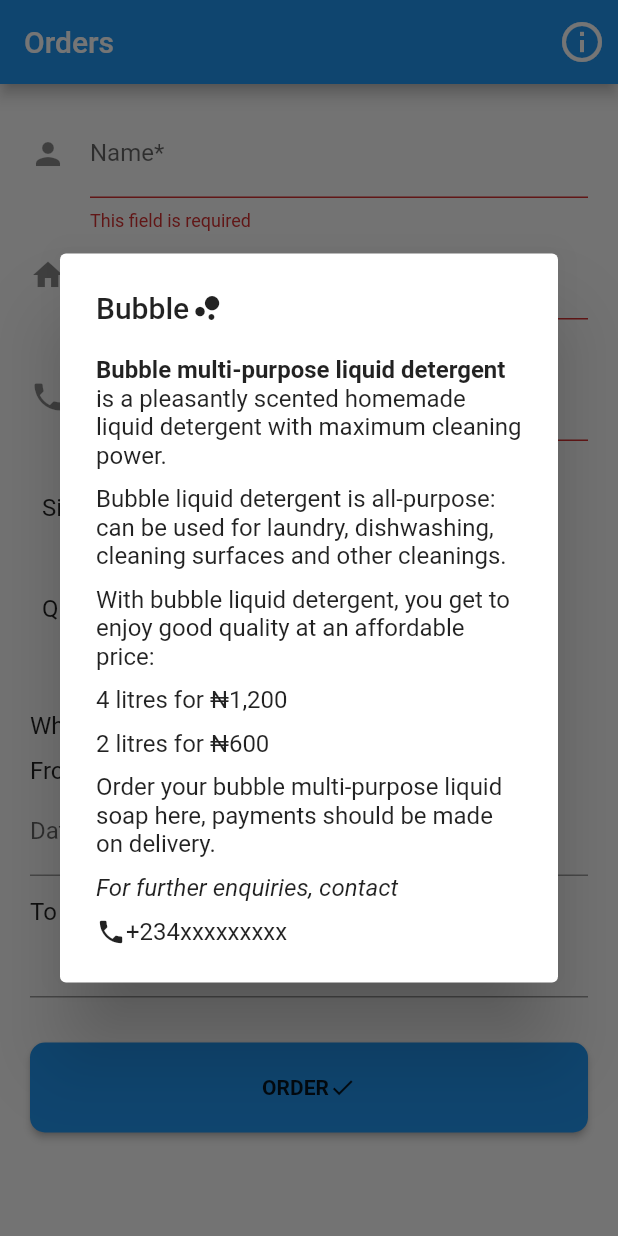
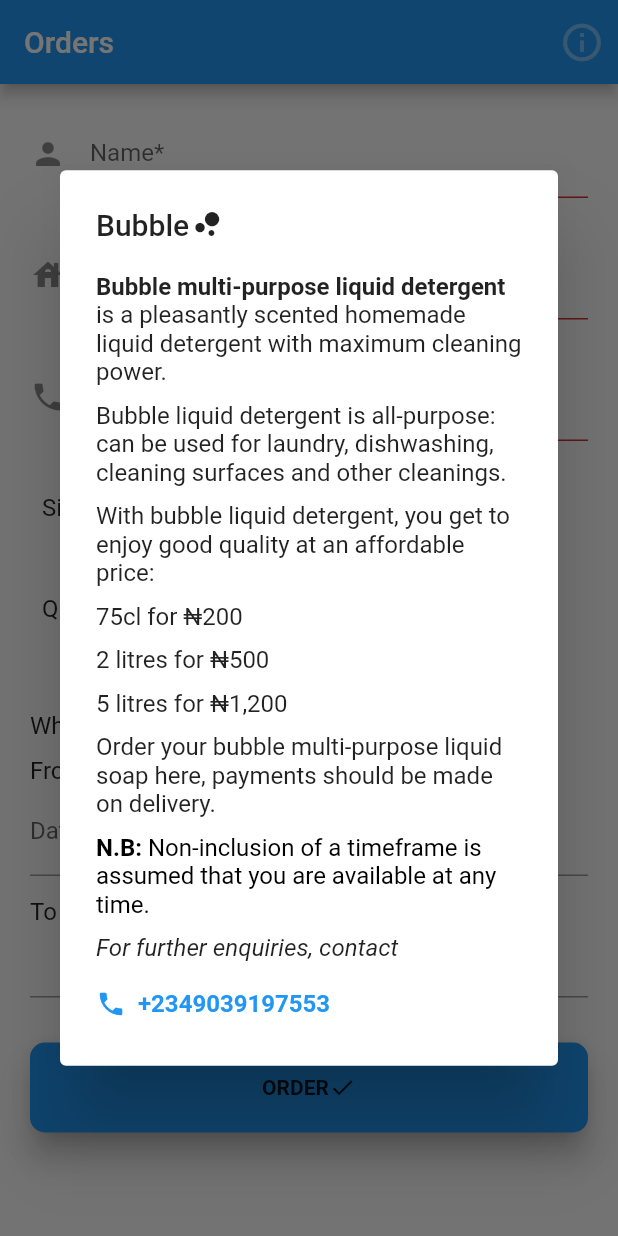
Before and after one commit to donaldamadi/order_app_one, a Flutter app: the screen it shows after launch, after a tap on "ORDER", after a tap on the "info outline" icon, on a phone screen of 412 x 824 dp. Run offline on Flutter 3.47's test engine with Material 2 defaults, Android fonts, the phone set to English and light mode, and no system bars; drawn by our look-alikes of date_time_picker, datetime_picker_formfield; our stand-ins replace cloud_firestore, firebase_core, modal_progress_hud, splashscreen, url_launcher_web; missing offline and left inert: cloud_firestore_web, firebase_core_web; accounts and stored records are empty.

Commit message:
Refactored code

```diff
--- a/lib/about.dart
+++ b/lib/about.dart
@@ -1,15 +1,24 @@
 import 'package:flutter/material.dart';
+import 'package:url_launcher/url_launcher.dart';
 
 Future<void> aboutBubble(BuildContext context) {
+  makeCall() async {
+    const number = 'tel:+2349039197553';
+    if (await canLaunch(number)) {
+      await launch(number);
+    } else {
+      throw 'could not dial $number';
+    }
+  }
+
   return showDialog<void>(
       context: context,
       barrierDismissible: true,
       builder: (BuildContext context) {
         return AlertDialog(
-          title: Row(children: [
-            Text("Bubble"),
-            Icon(Icons.bubble_chart)
-          ],),
+          title: Row(
+            children: [Text("Bubble"), Icon(Icons.bubble_chart)],
+          ),
           content: SingleChildScrollView(
             child: ListBody(
               children: [
@@ -19,24 +28,61 @@ Future<void> aboutBubble(BuildContext context) {
                 ),
                 Text(
                     "is a pleasantly scented homemade liquid detergent with maximum cleaning power."),
-                SizedBox(height: 10,),
-                Text("Bubble liquid detergent is all-purpose: can be used for laundry, dishwashing, cleaning surfaces and other cleanings."),
-                SizedBox(height: 10,),
-                Text("With bubble liquid detergent, you get to enjoy good quality at an affordable price:"),
-                SizedBox(height: 10,),
-                Text("4 litres for ₦1,200"),
-                SizedBox(height: 10,),
-                Text("2 litres for ₦600"),
+                SizedBox(
+                  height: 10,
+                ),
+                Text(
+                    "Bubble liquid detergent is all-purpose: can be used for laundry, dishwashing, cleaning surfaces and other cleanings."),
+                SizedBox(
+                  height: 10,
+                ),
+                Text(
+                    "With bubble liquid detergent, you get to enjoy good quality at an affordable price:"),
+                SizedBox(
+                  height: 10,
+                ),
+                Text("75cl for ₦200"),
+                SizedBox(
+                  height: 10,
+                ),
+                Text("2 litres for ₦500"),
                 SizedBox(height: 10),
-                Text("Order your bubble multi-purpose liquid soap here, payments should be made on delivery."),
+                Text("5 litres for ₦1,200"),
                 SizedBox(height: 10),
-                Text("For further enquiries, contact", style: TextStyle(fontStyle: FontStyle.italic)),
+                Text(
+                    "Order your bubble multi-purpose liquid soap here, payments should be made on delivery."),
                 SizedBox(height: 10),
-                Row(children: [
-                  Icon(Icons.phone, size: 20,),
-                  SelectableText("+234xxxxxxxxx"),
-                ],)
-
+                RichText(text: TextSpan(
+                  style: TextStyle(color: Colors.black, fontSize: 16),
+                  children: [
+                    TextSpan(text: 'N.B: ', style: TextStyle(fontWeight: FontWeight.bold)),
+                    TextSpan(text: 'Non-inclusion of a timeframe is assumed that you are available at any time.')
+                  ]
+                )),
+                SizedBox(height: 10),
+                Text("For further enquiries, contact",
+                    style: TextStyle(fontStyle: FontStyle.italic)),
+                SizedBox(height: 10),
+                Row(
+                  children: [
+                    Icon(
+                      Icons.phone,
+                      size: 20,
+                      color: Colors.blue,
+                    ),
+                    Padding(
+                      padding: EdgeInsets.all(8),
+                      child: GestureDetector(
+                        child: Text(
+                          "+2349039197553",
+                          style: TextStyle(
+                              color: Colors.blue, fontWeight: FontWeight.w600),
+                        ),
+                        onTap: makeCall,
+                      ),
+                    ),
+                  ],
+                )
               ],
             ),
           ),
--- a/lib/generated_plugin_registrant.dart
+++ b/lib/generated_plugin_registrant.dart
@@ -7,12 +7,14 @@ import 'dart:ui';
 
 import 'package:cloud_firestore_web/cloud_firestore_web.dart';
 import 'package:firebase_core_web/firebase_core_web.dart';
+import 'package:url_launcher_web/url_launcher_web.dart';
 
 import 'package:flutter_web_plugins/flutter_web_plugins.dart';
 
 // ignore: public_member_api_docs
 void registerPlugins(PluginRegistry registry) {
-  FirestoreWeb.registerWith(registry.registrarFor(FirestoreWeb));
+  FirebaseFirestoreWeb.registerWith(registry.registrarFor(FirebaseFirestoreWeb));
   FirebaseCoreWeb.registerWith(registry.registrarFor(FirebaseCoreWeb));
+  UrlLauncherPlugin.registerWith(registry.registrarFor(UrlLauncherPlugin));
   registry.registerMessageHandler();
 }
--- a/lib/main.dart
+++ b/lib/main.dart
@@ -1,8 +1,12 @@
 import 'package:flutter/material.dart';
 import 'package:project_one/ui/info_page.dart';
 import 'package:splashscreen/splashscreen.dart';
+import 'package:firebase_core/firebase_core.dart';
 
-void main() => runApp(MaterialApp(
+void main() async{
+  WidgetsFlutterBinding.ensureInitialized();
+  await Firebase.initializeApp();
+  runApp(MaterialApp(
   debugShowCheckedModeBanner: false,
   home: App(),
   routes: <String, WidgetBuilder>{
@@ -10,6 +14,7 @@ void main() => runApp(MaterialApp(
         '/screen2': (BuildContext context) => InfoPage()
       },
 ));
+}
 
 class App extends StatelessWidget{
   @override
--- a/lib/ui/info_page.dart
+++ b/lib/ui/info_page.dart
@@ -1,35 +1,90 @@
 import 'package:flutter/material.dart';
 import 'package:cloud_firestore/cloud_firestore.dart';
 import 'package:intl/intl.dart';
-import 'package:datetime_picker_formfield/datetime_picker_formfield.dart';
-
+import 'package:modal_progress_hud/modal_progress_hud.dart';
 import '../about.dart';
+import 'package:date_time_picker/date_time_picker.dart';
 
 class InfoPage extends StatefulWidget {
   @override
   _InfoPageState createState() => _InfoPageState();
 }
 
-class _InfoPageState extends State<InfoPage> {
+class _InfoPageState extends State<InfoPage>
+    with SingleTickerProviderStateMixin {
+  AnimationController controller;
+  Animation animation;
+
+  @override
+  void initState() {
+    super.initState();
+
+    controller = AnimationController(
+      duration: Duration(seconds: 1),
+      vsync: this,
+    );
+
+    animation = CurvedAnimation(parent: controller, curve: Curves.easeIn);
+
+    controller.forward();
+    animation.addStatusListener((status) {
+      if (status == AnimationStatus.completed) {
+        controller.reverse(from: 10);
+      } else if (status == AnimationStatus.dismissed) {
+        controller.forward();
+      }
+    });
+
+    controller.addListener(() {
+      setState(() {});
+    });
+  }
+
+  @override
+  void dispose() {
+    controller.dispose();
+    super.dispose();
+  }
+
+  bool showSpinner = false;
   bool isLoading = false;
-  final _formKey = GlobalKey<FormState>();
-  String orderDate = DateTime.now().toString();
-  String name = '';
-  String location = '';
-  String number = '';
-  String dateOne = '';
-  String dateTwo = '';
-  final firestore = Firestore.instance;
+  final formKey = GlobalKey<FormState>();
+  String orderDate = DateTime.now().toString().substring(0, 16);
+  String name, location, number, dateOne, dateTwo, fromDate, toDate;
+
+  final firestore = FirebaseFirestore.instance;
   final formatThree = DateFormat("dd-MM-yyyy - HH:mm");
   DateTime date;
   TimeOfDay time;
-  List<String> listOfSize = ['2L', '4L'];
-  List<String> listOfQuantity = [
-    '1',
-    '2',
-    '3',
-    '4'];
-  String selectedIndexCategory = '2L', selectedIndexQuantity = '1';
+  List<String> listOfSize = ['75cl', '2L', '5L'];
+  List<String> listOfQuantity = ['1', '2', '3', '4'];
+  String selectedIndexCategory = '75cl', selectedIndexQuantity = '1';
+
+  dynamic buttonPress(BuildContext context) async {
+    if (formKey.currentState.validate()) {
+      setState(() {
+        showSpinner = true;
+      });
+      await firestore.collection('orders').add({
+        'name': name,
+        'location': location,
+        'number': number,
+        'dateOne': fromDate,
+        'dateTwo': toDate,
+        'size': selectedIndexCategory,
+        'quantity': selectedIndexQuantity,
+        'ordered at': orderDate,
+      }).catchError((e) {
+        print(e.toString());
+      });
+
+      setState(() {
+        showSpinner = false;
+      });
+      Navigator.pushReplacement(
+          context, MaterialPageRoute(builder: (context) => InfoPage()));
+    }
+  }
 
   @override
   Widget build(BuildContext context) {
@@ -42,8 +97,9 @@ class _InfoPageState extends State<InfoPage> {
             children: [
               IconButton(
                   icon: Icon(Icons.info_outline),
-                  iconSize: 32,
+                  iconSize: 30,
                   tooltip: "ReadMe",
+                  color: Colors.white.withOpacity(controller.value),
                   onPressed: () {
                     aboutBubble(context);
                   }),
@@ -51,16 +107,16 @@ class _InfoPageState extends State<InfoPage> {
           )
         ],
       ),
-      body: isLoading
-          ? Container(child: Center(child: CircularProgressIndicator()))
-          : Form(
-              key: _formKey,
+      body: ModalProgressHUD(
+        inAsyncCall: showSpinner,
+        child: Form(
+          key: formKey,
           child: Padding(
-                padding:
-                    const EdgeInsets.only(top: 17.0, left: 20.0, right: 20.0),
-                child: ListView(
+            padding: const EdgeInsets.only(top: 17.0, left: 20.0, right: 20.0),
+            child: ListView(children: [
+              Column(
+                crossAxisAlignment: CrossAxisAlignment.start,
                 children: [
-
                   TextFormField(
                     decoration: InputDecoration(
                       icon: Icon(Icons.person),
@@ -79,8 +135,8 @@ class _InfoPageState extends State<InfoPage> {
                   ),
                   TextFormField(
                     decoration: InputDecoration(
-                        icon: Icon(Icons.home),
-                        hintText: "Hostel and room number",
+                      icon: Icon(Icons.house),
+                      hintText: "Hostel and room Number",
                       labelText: "Location*",
                     ),
                     validator: (value) {
@@ -93,7 +149,6 @@ class _InfoPageState extends State<InfoPage> {
                       location = value;
                     },
                   ),
-
                   TextFormField(
                     keyboardType: TextInputType.number,
                     decoration: InputDecoration(
@@ -127,8 +182,7 @@ class _InfoPageState extends State<InfoPage> {
                       child: DropdownButton(
                         isExpanded: true,
                         value: selectedIndexCategory,
-                          style:
-                              TextStyle(fontSize: 14, color: Colors.blueGrey),
+                        style: TextStyle(fontSize: 14, color: Colors.blueGrey),
                         icon: Icon(Icons.keyboard_arrow_down),
                         underline: Container(color: Colors.transparent),
                         onChanged: (newValueOne) {
@@ -142,8 +196,7 @@ class _InfoPageState extends State<InfoPage> {
                                 margin: EdgeInsets.only(left: 4, right: 4),
                                 child: Text(category,
                                     style: TextStyle(
-                                          fontSize: 14,
-                                          color: Colors.blueGrey))),
+                                        fontSize: 14, color: Colors.blueGrey))),
                             value: category,
                           );
                         }).toList(),
@@ -161,8 +214,7 @@ class _InfoPageState extends State<InfoPage> {
                       child: DropdownButton(
                         isExpanded: true,
                         value: selectedIndexQuantity,
-                          style:
-                              TextStyle(fontSize: 14, color: Colors.blueGrey),
+                        style: TextStyle(fontSize: 14, color: Colors.blueGrey),
                         icon: Icon(Icons.keyboard_arrow_down),
                         underline: Container(color: Colors.transparent),
                         onChanged: (newValueTwo) {
@@ -176,8 +228,7 @@ class _InfoPageState extends State<InfoPage> {
                                 margin: EdgeInsets.only(left: 4, right: 4),
                                 child: Text(category,
                                     style: TextStyle(
-                                          fontSize: 14,
-                                          color: Colors.blueGrey))),
+                                        fontSize: 14, color: Colors.blueGrey))),
                             value: category,
                           );
                         }).toList(),
@@ -188,61 +239,35 @@ class _InfoPageState extends State<InfoPage> {
                   SizedBox(height: 11),
                   Text("From", style: TextStyle(fontSize: 16)),
                   SizedBox(height: 2),
-                    DateTimeField(
-                      decoration: InputDecoration(labelText: "Date and time"),
-                      format: formatThree,
-                      onShowPicker: (context, currentValue) async {
-                        final date = await showDatePicker(
-                            context: context,
+                  DateTimePicker(
+                    type: DateTimePickerType.dateTime,
+                    initialValue: '',
                     firstDate: DateTime.now(),
-                            initialDate: currentValue ?? DateTime.now(),
-                            lastDate: DateTime(2100));
-                        if (date != null) {
-                          final time = await showTimePicker(
-                            context: context,
-                            initialTime: TimeOfDay.fromDateTime(
-                                currentValue ?? DateTime.now()),
-                          );
-                          return DateTimeField.combine(date, time);
-                        } else {
-                          return currentValue;
-                        }
-                      },
-                      onChanged: (value) {
-                        dateOne = value.toString();
+                    lastDate: DateTime(2100),
+                    dateLabelText: 'Date and time',
+                    onChanged: (val) {
+                      dateOne = val;
+                      fromDate = dateOne.substring(0, 16);
                     },
                   ),
                   SizedBox(height: 14),
                   Text("To", style: TextStyle(fontSize: 16)),
-                    // SizedBox(height: 5),
-                    DateTimeField(
-                      format: formatThree,
-                      onShowPicker: (context, currentValue) async {
-                        final date = await showDatePicker(
-                            context: context,
+                  DateTimePicker(
+                    type: DateTimePickerType.dateTime,
+                    initialValue: '',
                     firstDate: DateTime.now(),
-                            initialDate: currentValue ?? DateTime.now(),
-                            lastDate: DateTime(2100));
-                        if (date != null) {
-                          final time = await showTimePicker(
-                            context: context,
-                            initialTime: TimeOfDay.fromDateTime(
-                                currentValue ?? DateTime.now()),
-                          );
-                          return DateTimeField.combine(date, time);
-                        } else {
-                          return currentValue;
-                        }
-                      },
-                      onChanged: (value) {
-                        dateTwo = value.toString();
+                    lastDate: DateTime(2100),
+                    onChanged: (val) {
+                      dateTwo = val;
+                      toDate = dateTwo.substring(0, 16);
                     },
                   ),
                   SizedBox(height: 30),
                   SizedBox(
                     height: 60.0,
-                      width: 70,
+                    width: MediaQuery.of(context).size.width,
                     child: RaisedButton(
+                      elevation: 8,
                       child: Row(
                         mainAxisAlignment: MainAxisAlignment.center,
                         children: [
@@ -252,38 +277,7 @@ class _InfoPageState extends State<InfoPage> {
                         ],
                       ),
                       onPressed: () async {
-                          if (_formKey.currentState.validate()) {
-                            setState(() {
-                              isLoading = true;
-                            });
-                            await firestore.collection('orders').add({
-                              'name': name,
-                              'location': location,
-                              'number': number,
-                              'dateOne': dateOne,
-                              'dateTwo': dateTwo,
-                              'size': selectedIndexCategory,
-                              'quantity': selectedIndexQuantity,
-                              'ordered at': orderDate,
-                            }).catchError((e) {
-                              print(e.toString());
-                            });
-                            Scaffold.of(context).showSnackBar(SnackBar(
-                              content: Row(
-                                children: [
-                                  Icon(Icons.thumb_up),
-                                  SizedBox(width: 20),
-                                  Expanded(child: Text('Order Taken!'))
-                                ],
-                              ),
-                            ));
-                            Future.delayed(const Duration(seconds: 3), () {
-                              setState(() {
-                                Navigator.of(context)
-                                    .popAndPushNamed('/screen2');
-                              });
-                            });
-                          }
+                        buttonPress(context);
                       },
                       color: Colors.blue,
                       shape: RoundedRectangleBorder(
@@ -292,6 +286,8 @@ class _InfoPageState extends State<InfoPage> {
                   )
                 ],
               ),
+            ]),
+          ),
         ),
       ),
     );
```
Lines whose indentation alone changed are shown as unchanged.
